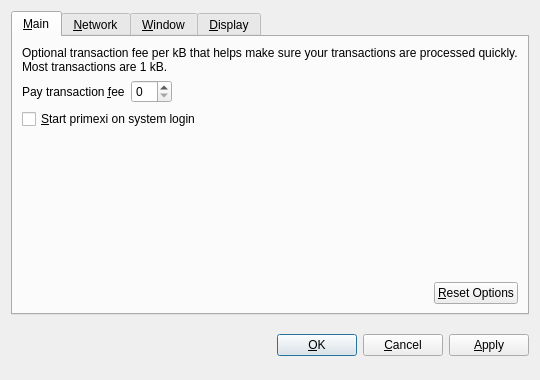
Above: src/qt/forms/optionsdialog.ui from Prime-Cryptos/Prime-xi before the change. Below: the same form after it.
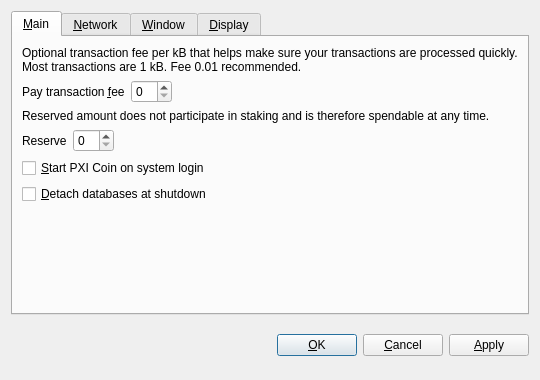
That is the form after the change. Custom widgets are drawn as their Qt base class.

Patch:
```diff
--- a/src/qt/forms/optionsdialog.ui
+++ b/src/qt/forms/optionsdialog.ui
@@ -33,7 +33,7 @@
        <item>
         <widget class="QLabel" name="transactionFeeInfoLabel">
          <property name="text">
-          <string>Optional transaction fee per kB that helps make sure your transactions are processed quickly. Most transactions are 1 kB.</string>
+          <string>Optional transaction fee per kB that helps make sure your transactions are processed quickly. Most transactions are 1 kB. Fee 0.01 recommended.</string>
          </property>
          <property name="textFormat">
           <enum>Qt::PlainText</enum>
@@ -62,7 +62,53 @@
           <widget class="BitcoinAmountField" name="transactionFee"/>
          </item>
          <item>
-          <spacer name="horizontalSpacer_1_Main">
+          <spacer name="horizontalSpacerFee">
+           <property name="orientation">
+            <enum>Qt::Horizontal</enum>
+           </property>
+           <property name="sizeHint" stdset="0">
+            <size>
+             <width>40</width>
+             <height>20</height>
+            </size>
+           </property>
+          </spacer>
+         </item>
+        </layout>
+       </item>
+       <item>
+        <widget class="QLabel" name="reserveBalanceInfoLabel">
+         <property name="text">
+          <string>Reserved amount does not participate in staking and is therefore spendable at any time.</string>
+         </property>
+         <property name="textFormat">
+          <enum>Qt::PlainText</enum>
+         </property>
+         <property name="wordWrap">
+          <bool>true</bool>
+         </property>
+        </widget>
+       </item>
+       <item>
+        <layout class="QHBoxLayout" name="horizontalLayoutReserveBalance">
+         <item>
+          <widget class="QLabel" name="reserveBalanceLabel">
+           <property name="text">
+            <string>Reserve</string>
+           </property>
+           <property name="textFormat">
+            <enum>Qt::PlainText</enum>
+           </property>
+           <property name="buddy">
+            <cstring>reserveBalance</cstring>
+           </property>
+          </widget>
+         </item>
+         <item>
+          <widget class="BitcoinAmountField" name="reserveBalance"/>
+         </item>
+         <item>
+          <spacer name="horizontalSpacerReserveBalance">
            <property name="orientation">
             <enum>Qt::Horizontal</enum>
            </property>
@@ -82,7 +128,17 @@
           <string>Automatically start primexi after logging in to the system.</string>
          </property>
          <property name="text">
-          <string>&amp;Start primexi on system login</string>
+          <string>&amp;Start PXI Coin on system login</string>
+         </property>
+        </widget>
+       </item>
+       <item>
+        <widget class="QCheckBox" name="detachDatabases">
+         <property name="toolTip">
+          <string>Detach block and address databases at shutdown. This means they can be moved to another data directory, but it slows down shutdown. The wallet is always detached.</string>
+         </property>
+         <property name="text">
+          <string>&amp;Detach databases at shutdown</string>
          </property>
         </widget>
        </item>
@@ -99,36 +155,6 @@
          </property>
         </spacer>
        </item>
-       <item>
-        <layout class="QHBoxLayout" name="horizontalLayout_2_Main">
-         <item>
-          <spacer name="horizontalSpacer_2_Main">
-           <property name="orientation">
-            <enum>Qt::Horizontal</enum>
-           </property>
-           <property name="sizeHint" stdset="0">
-            <size>
-             <width>40</width>
-             <height>20</height>
-            </size>
-           </property>
-          </spacer>
-         </item>
-         <item>
-          <widget class="QPushButton" name="resetButton">
-           <property name="toolTip">
-            <string>Reset all client options to default.</string>
-           </property>
-           <property name="text">
-            <string>&amp;Reset Options</string>
-           </property>
-           <property name="autoDefault">
-            <bool>false</bool>
-           </property>
-          </widget>
-         </item>
-        </layout>
-       </item>
       </layout>
      </widget>
      <widget class="QWidget" name="tabNetwork">
```
Left out of the diff: 12 changed lines with no effect on the pictures.
